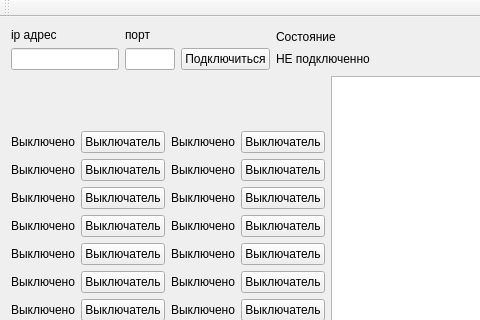
The window that RelayController/mainwindow.ui (temq09/RelayController) describes before a commit, drawn with Qt 5; both pictures show x 0 to 480 and y 0 to 320 of the 603 by 456 pixel window.
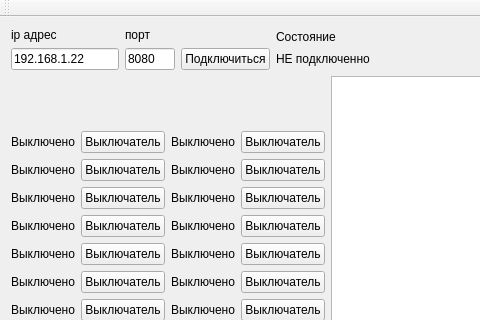
The same window after the commit. Custom widgets are drawn as their Qt base class.

```diff
--- a/RelayController/mainwindow.ui
+++ b/RelayController/mainwindow.ui
@@ -58,6 +58,9 @@
             <height>16777215</height>
            </size>
           </property>
+          <property name="text">
+           <string>192.168.1.22</string>
+          </property>
          </widget>
         </item>
        </layout>
@@ -94,6 +97,9 @@
             <height>16777215</height>
            </size>
           </property>
+          <property name="text">
+           <string>8080</string>
+          </property>
          </widget>
         </item>
        </layout>
@@ -743,6 +749,13 @@
   <widget class="QStatusBar" name="statusBar"/>
  </widget>
  <layoutdefault spacing="6" margin="11"/>
+ <customwidgets>
+  <customwidget>
+   <class>modernPushButton</class>
+   <extends>QPushButton</extends>
+   <header location="global">modernpushbutton.h</header>
+  </customwidget>
+ </customwidgets>
  <resources/>
  <connections/>
 </ui>
```
Left out of the diff: 32 changed lines with no effect on the pictures.
